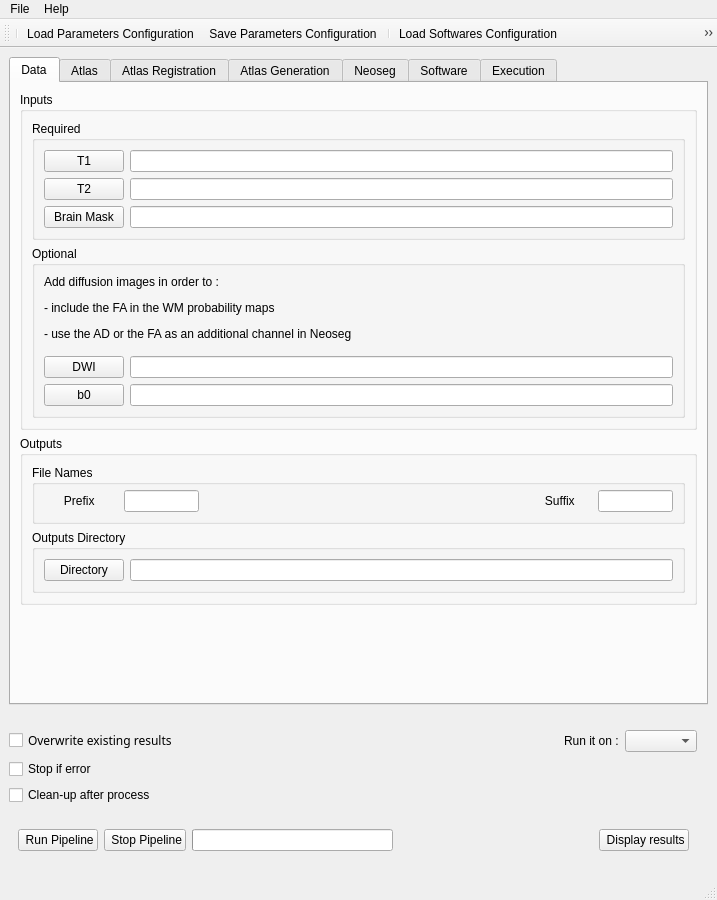
Before: the Qt Designer form NeosegPipeline/Window.ui in hay318/NeosegPipeline, drawn with Qt 5.
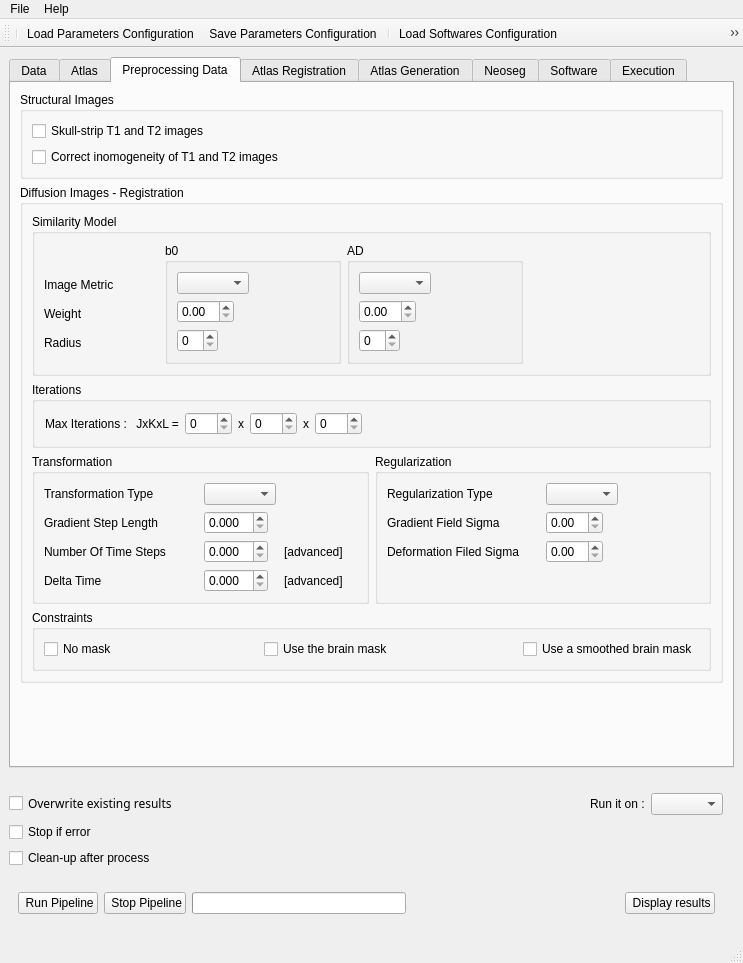
After: the same form once the commit is applied. The open tabs and pages were chosen to show the change. Icons and pictures are not drawn.

Diff of the .ui file:
```diff
--- a/NeosegPipeline/Window.ui
+++ b/NeosegPipeline/Window.ui
@@ -6,8 +6,8 @@
    <rect>
     <x>0</x>
     <y>0</y>
-    <width>717</width>
-    <height>882</height>
+    <width>743</width>
+    <height>963</height>
    </rect>
   </property>
   <property name="minimumSize">
@@ -329,7 +329,7 @@
                   <number>0</number>
                  </property>
                  <item row="0" column="1">
-                  <widget class="QLineEdit" name="b0_lineEdit"/>
+                  <widget class="QLineEdit" name="DWI_lineEdit"/>
                  </item>
                  <item row="0" column="0">
                   <widget class="QPushButton" name="DWI_button">
@@ -338,16 +338,6 @@
                    </property>
                   </widget>
                  </item>
-                 <item row="1" column="0">
-                  <widget class="QPushButton" name="b0_button">
-                   <property name="text">
-                    <string>b0</string>
-                   </property>
-                  </widget>
-                 </item>
-                 <item row="1" column="1">
-                  <widget class="QLineEdit" name="DWI_lineEdit"/>
-                 </item>
                 </layout>
                </widget>
               </item>
@@ -664,6 +654,466 @@
         </item>
        </layout>
       </widget>
+      <widget class="QWidget" name="tab_6">
+       <attribute name="title">
+        <string>Preprocessing Data</string>
+       </attribute>
+       <layout class="QVBoxLayout" name="verticalLayout_9">
+        <item>
+         <widget class="QGroupBox" name="groupBox_11">
+          <property name="title">
+           <string>Structural Images</string>
+          </property>
+          <layout class="QVBoxLayout" name="verticalLayout_11">
+           <item>
+            <widget class="QCheckBox" name="skullStripping_checkBox">
+             <property name="text">
+              <string>Skull-strip T1 and T2 images</string>
+             </property>
+            </widget>
+           </item>
+           <item>
+            <widget class="QCheckBox" name="correcting_checkBox">
+             <property name="text">
+              <string>Correct inomogeneity of T1 and T2 images</string>
+             </property>
+            </widget>
+           </item>
+          </layout>
+         </widget>
+        </item>
+        <item>
+         <widget class="QGroupBox" name="groupBox_15">
+          <property name="title">
+           <string>Diffusion Images - Registration</string>
+          </property>
+          <layout class="QVBoxLayout" name="verticalLayout_13">
+           <item>
+            <widget class="QGroupBox" name="groupBox_9">
+             <property name="title">
+              <string>Similarity Model</string>
+             </property>
+             <layout class="QHBoxLayout" name="horizontalLayout_15">
+              <item>
+               <widget class="QWidget" name="widget_29" native="true">
+                <layout class="QGridLayout" name="gridLayout_32">
+                 <property name="leftMargin">
+                  <number>0</number>
+                 </property>
+                 <property name="topMargin">
+                  <number>30</number>
+                 </property>
+                 <property name="bottomMargin">
+                  <number>10</number>
+                 </property>
+                 <item row="0" column="0">
+                  <widget class="QLabel" name="label_47">
+                   <property name="text">
+                    <string>Image Metric           </string>
+                   </property>
+                  </widget>
+                 </item>
+                 <item row="1" column="0">
+                  <widget class="QLabel" name="label_48">
+                   <property name="text">
+                    <string>Weight</string>
+                   </property>
+                  </widget>
+                 </item>
+                 <item row="2" column="0">
+                  <widget class="QLabel" name="label_49">
+                   <property name="text">
+                    <string>Radius</string>
+                   </property>
+                  </widget>
+                 </item>
+                </layout>
+               </widget>
+              </item>
+              <item>
+               <widget class="QGroupBox" name="groupBox_21">
+                <property name="title">
+                 <string>b0</string>
+                </property>
+                <layout class="QGridLayout" name="gridLayout_33">
+                 <item row="0" column="0" alignment="Qt::AlignLeft">
+                  <widget class="QComboBox" name="imageMetric1_DTI_comboBox"/>
+                 </item>
+                 <item row="1" column="0" alignment="Qt::AlignLeft">
+                  <widget class="QDoubleSpinBox" name="weight1_DTI_spinBox">
+                   <property name="value">
+                    <double>0.000000000000000</double>
+                   </property>
+                  </widget>
+                 </item>
+                 <item row="2" column="0" alignment="Qt::AlignLeft">
+                  <widget class="QSpinBox" name="radius1_DTI_spinBox"/>
+                 </item>
+                 <item row="0" column="1">
+                  <spacer name="horizontalSpacer_32">
+                   <property name="orientation">
+                    <enum>Qt::Horizontal</enum>
+                   </property>
+                   <property name="sizeHint" stdset="0">
+                    <size>
+                     <width>40</width>
+                     <height>20</height>
+                    </size>
+                   </property>
+                  </spacer>
+                 </item>
+                </layout>
+               </widget>
+              </item>
+              <item>
+               <widget class="QGroupBox" name="AD">
+                <property name="title">
+                 <string>AD</string>
+                </property>
+                <layout class="QGridLayout" name="gridLayout_34">
+                 <item row="3" column="0" alignment="Qt::AlignLeft">
+                  <widget class="QSpinBox" name="radius2_DTI_spinBox"/>
+                 </item>
+                 <item row="0" column="0" alignment="Qt::AlignLeft">
+                  <widget class="QComboBox" name="imageMetric2_DTI_comboBox"/>
+                 </item>
+                 <item row="2" column="0" alignment="Qt::AlignLeft">
+                  <widget class="QDoubleSpinBox" name="weight2_DTI_spinBox">
+                   <property name="value">
+                    <double>0.000000000000000</double>
+                   </property>
+                  </widget>
+                 </item>
+                 <item row="0" column="1">
+                  <spacer name="horizontalSpacer_33">
+                   <property name="orientation">
+                    <enum>Qt::Horizontal</enum>
+                   </property>
+                   <property name="sizeHint" stdset="0">
+                    <size>
+                     <width>40</width>
+                     <height>20</height>
+                    </size>
+                   </property>
+                  </spacer>
+                 </item>
+                </layout>
+               </widget>
+              </item>
+              <item>
+               <spacer name="horizontalSpacer_18">
+                <property name="orientation">
+                 <enum>Qt::Horizontal</enum>
+                </property>
+                <property name="sizeHint" stdset="0">
+                 <size>
+                  <width>40</width>
+                  <height>20</height>
+                 </size>
+                </property>
+               </spacer>
+              </item>
+             </layout>
+            </widget>
+           </item>
+           <item>
+            <widget class="QGroupBox" name="groupBox_12">
+             <property name="title">
+              <string>Iterations</string>
+             </property>
+             <layout class="QGridLayout" name="gridLayout_35">
+              <item row="0" column="2">
+               <widget class="QWidget" name="widget_34" native="true">
+                <layout class="QHBoxLayout" name="horizontalLayout_17">
+                 <property name="margin">
+                  <number>1</number>
+                 </property>
+                 <item>
+                  <widget class="QLabel" name="label_50">
+                   <property name="text">
+                    <string>Max Iterations :</string>
+                   </property>
+                  </widget>
+                 </item>
+                 <item>
+                  <widget class="QLabel" name="label_51">
+                   <property name="text">
+                    <string> JxKxL =</string>
+                   </property>
+                  </widget>
+                 </item>
+                 <item>
+                  <widget class="QSpinBox" name="iterationsJ_DTI_spinBox">
+                   <property name="maximum">
+                    <number>500</number>
+                   </property>
+                   <property name="value">
+                    <number>0</number>
+                   </property>
+                  </widget>
+                 </item>
+                 <item alignment="Qt::AlignHCenter">
+                  <widget class="QLabel" name="label_52">
+                   <property name="text">
+                    <string>x</string>
+                   </property>
+                  </widget>
+                 </item>
+                 <item>
+                  <widget class="QSpinBox" name="iterationsK_DTI_spinBox">
+                   <property name="maximum">
+                    <number>500</number>
+                   </property>
+                   <property name="value">
+                    <number>0</number>
+                   </property>
+                  </widget>
+                 </item>
+                 <item alignment="Qt::AlignHCenter">
+                  <widget class="QLabel" name="label_53">
+                   <property name="text">
+                    <string>x</string>
+                   </property>
+                  </widget>
+                 </item>
+                 <item>
+                  <widget class="QSpinBox" name="iterationsL_DTI_spinBox">
+                   <property name="maximum">
+                    <number>500</number>
+                   </property>
+                   <property name="value">
+                    <number>0</number>
+                   </property>
+                  </widget>
+                 </item>
+                 <item>
+                  <spacer name="horizontalSpacer_27">
+                   <property name="orientation">
+                    <enum>Qt::Horizontal</enum>
+                   </property>
+                   <property name="sizeHint" stdset="0">
+                    <size>
+                     <width>40</width>
+                     <height>20</height>
+                    </size>
+                   </property>
+                  </spacer>
+                 </item>
+                </layout>
+               </widget>
+              </item>
+             </layout>
+            </widget>
+           </item>
+           <item>
+            <widget class="QWidget" name="widget_35" native="true">
+             <layout class="QGridLayout" name="gridLayout_36">
+              <property name="margin">
+               <number>0</number>
+              </property>
+              <item row="0" column="0">
+               <widget class="QGroupBox" name="groupBox_13">
+                <property name="title">
+                 <string>Transformation</string>
+                </property>
+                <layout class="QGridLayout" name="gridLayout_37">
+                 <item row="4" column="1">
+                  <widget class="QWidget" name="widget_48" native="true">
+                   <layout class="QHBoxLayout" name="horizontalLayout_32">
+                    <property name="margin">
+                     <number>0</number>
+                    </property>
+                    <item alignment="Qt::AlignLeft">
+                     <widget class="QDoubleSpinBox" name="deltaTime_DTI_spinBox">
+                      <property name="decimals">
+                       <number>3</number>
+                      </property>
+                     </widget>
+                    </item>
+                    <item>
+                     <widget class="QLabel" name="label_54">
+                      <property name="text">
+                       <string>[advanced]</string>
+                      </property>
+                     </widget>
+                    </item>
+                   </layout>
+                  </widget>
+                 </item>
+                 <item row="3" column="0">
+                  <widget class="QLabel" name="label_55">
+                   <property name="text">
+                    <string>Number Of Time Steps   </string>
+                   </property>
+                  </widget>
+                 </item>
+                 <item row="4" column="0">
+                  <widget class="QLabel" name="label_56">
+                   <property name="text">
+                    <string>Delta Time</string>
+                   </property>
+                  </widget>
+                 </item>
+                 <item row="0" column="1" alignment="Qt::AlignLeft">
+                  <widget class="QComboBox" name="transformationType_DTI_comboBox"/>
+                 </item>
+                 <item row="2" column="0">
+                  <widget class="QLabel" name="label_57">
+                   <property name="text">
+                    <string>Gradient Step Length</string>
+                   </property>
+                  </widget>
+                 </item>
+                 <item row="0" column="0">
+                  <widget class="QLabel" name="label_58">
+                   <property name="text">
+                    <string>Transformation Type</string>
+                   </property>
+                  </widget>
+                 </item>
+                 <item row="2" column="1" alignment="Qt::AlignLeft">
+                  <widget class="QDoubleSpinBox" name="gradientStepLength_DTI_spinBox">
+                   <property name="decimals">
+                    <number>3</number>
+                   </property>
+                   <property name="value">
+                    <double>0.000000000000000</double>
+                   </property>
+                  </widget>
+                 </item>
+                 <item row="3" column="1">
+                  <widget class="QWidget" name="widget_49" native="true">
+                   <layout class="QHBoxLayout" name="horizontalLayout_38">
+                    <property name="margin">
+                     <number>0</number>
+                    </property>
+                    <item alignment="Qt::AlignLeft">
+                     <widget class="QDoubleSpinBox" name="numberOfTimeSteps_DTI_spinBox">
+                      <property name="decimals">
+                       <number>3</number>
+                      </property>
+                     </widget>
+                    </item>
+                    <item>
+                     <widget class="QLabel" name="label_59">
+                      <property name="text">
+                       <string>[advanced]</string>
+                      </property>
+                     </widget>
+                    </item>
+                   </layout>
+                  </widget>
+                 </item>
+                </layout>
+               </widget>
+              </item>
+              <item row="0" column="1">
+               <widget class="QGroupBox" name="groupBox_14">
+                <property name="title">
+                 <string>Regularization</string>
+                </property>
+                <layout class="QGridLayout" name="gridLayout_38">
+                 <item row="1" column="1" alignment="Qt::AlignLeft">
+                  <widget class="QDoubleSpinBox" name="gradientFieldSigma_DTI_spinBox">
+                   <property name="value">
+                    <double>0.000000000000000</double>
+                   </property>
+                  </widget>
+                 </item>
+                 <item row="2" column="0">
+                  <widget class="QLabel" name="label_60">
+                   <property name="text">
+                    <string>Deformation Filed Sigma</string>
+                   </property>
+                  </widget>
+                 </item>
+                 <item row="2" column="1" alignment="Qt::AlignLeft">
+                  <widget class="QDoubleSpinBox" name="deformationFieldSigma_DTI_spinBox"/>
+                 </item>
+                 <item row="1" column="0">
+                  <widget class="QLabel" name="label_61">
+                   <property name="text">
+                    <string>Gradient Field Sigma</string>
+                   </property>
+                  </widget>
+                 </item>
+                 <item row="0" column="1" alignment="Qt::AlignLeft">
+                  <widget class="QComboBox" name="regularizationType_DTI_comboBox">
+                   <property name="sizeAdjustPolicy">
+                    <enum>QComboBox::AdjustToContentsOnFirstShow</enum>
+                   </property>
+                  </widget>
+                 </item>
+                 <item row="0" column="0">
+                  <widget class="QLabel" name="label_62">
+                   <property name="text">
+                    <string>Regularization Type</string>
+                   </property>
+                  </widget>
+                 </item>
+                 <item row="3" column="0">
+                  <widget class="QWidget" name="widget_38" native="true"/>
+                 </item>
+                </layout>
+               </widget>
+              </item>
+             </layout>
+            </widget>
+           </item>
+           <item>
+            <widget class="QGroupBox" name="groupBox_24">
+             <property name="title">
+              <string>Constraints</string>
+             </property>
+             <layout class="QGridLayout" name="gridLayout_39">
+              <item row="0" column="1">
+               <widget class="QCheckBox" name="usingMask_DTI_checkBox">
+                <property name="text">
+                 <string>Use the brain mask</string>
+                </property>
+                <property name="autoExclusive">
+                 <bool>true</bool>
+                </property>
+               </widget>
+              </item>
+              <item row="0" column="2" alignment="Qt::AlignRight">
+               <widget class="QCheckBox" name="usingSmoothedMask_DTI_checkBox">
+                <property name="text">
+                 <string>Use a smoothed brain mask</string>
+                </property>
+                <property name="autoExclusive">
+                 <bool>true</bool>
+                </property>
+               </widget>
+              </item>
+              <item row="0" column="0">
+               <widget class="QCheckBox" name="noMask_DTI_checkBox">
+                <property name="text">
+                 <string>No mask</string>
+                </property>
+               </widget>
+              </item>
+             </layout>
+            </widget>
+           </item>
+          </layout>
+         </widget>
+        </item>
+        <item>
+         <spacer name="verticalSpacer_8">
+          <property name="orientation">
+           <enum>Qt::Vertical</enum>
+          </property>
+          <property name="sizeHint" stdset="0">
+           <size>
+            <width>20</width>
+            <height>40</height>
+           </size>
+          </property>
+         </spacer>
+        </item>
+       </layout>
+      </widget>
       <widget class="QWidget" name="tab_3">
        <attribute name="title">
         <string>Atlas Registration</string>
@@ -2530,7 +2980,7 @@
     <rect>
      <x>0</x>
      <y>0</y>
-     <width>717</width>
+     <width>743</width>
      <height>22</height>
     </rect>
    </property>
```
Left out of the diff: 754 changed lines with no effect on the pictures.
